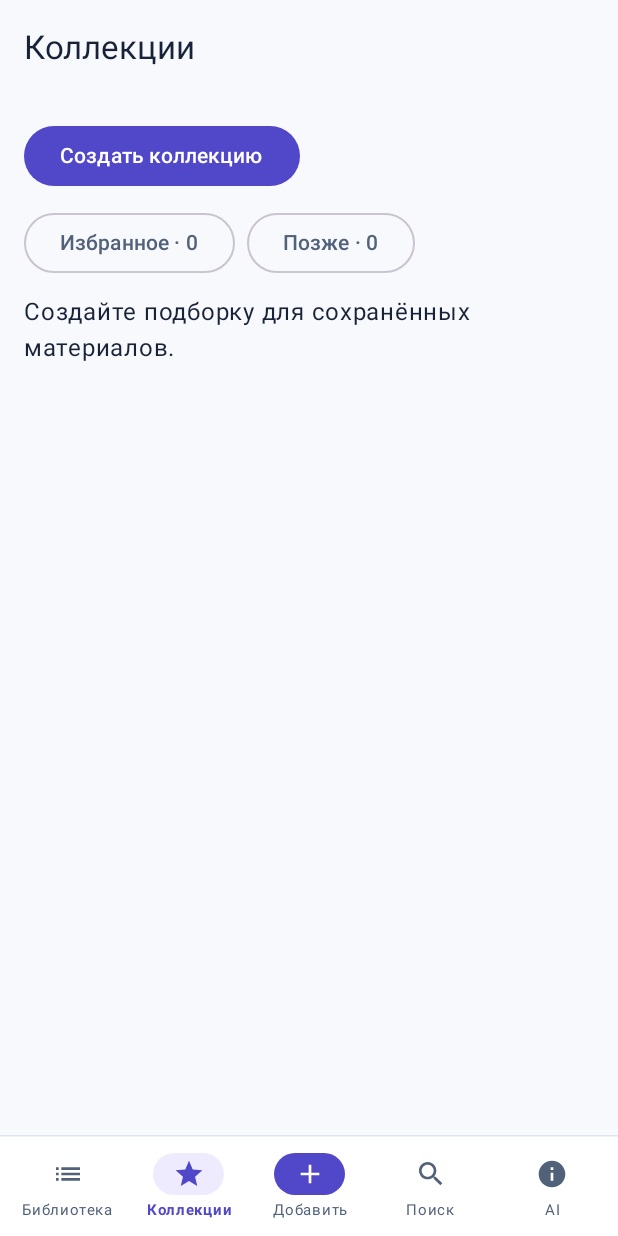
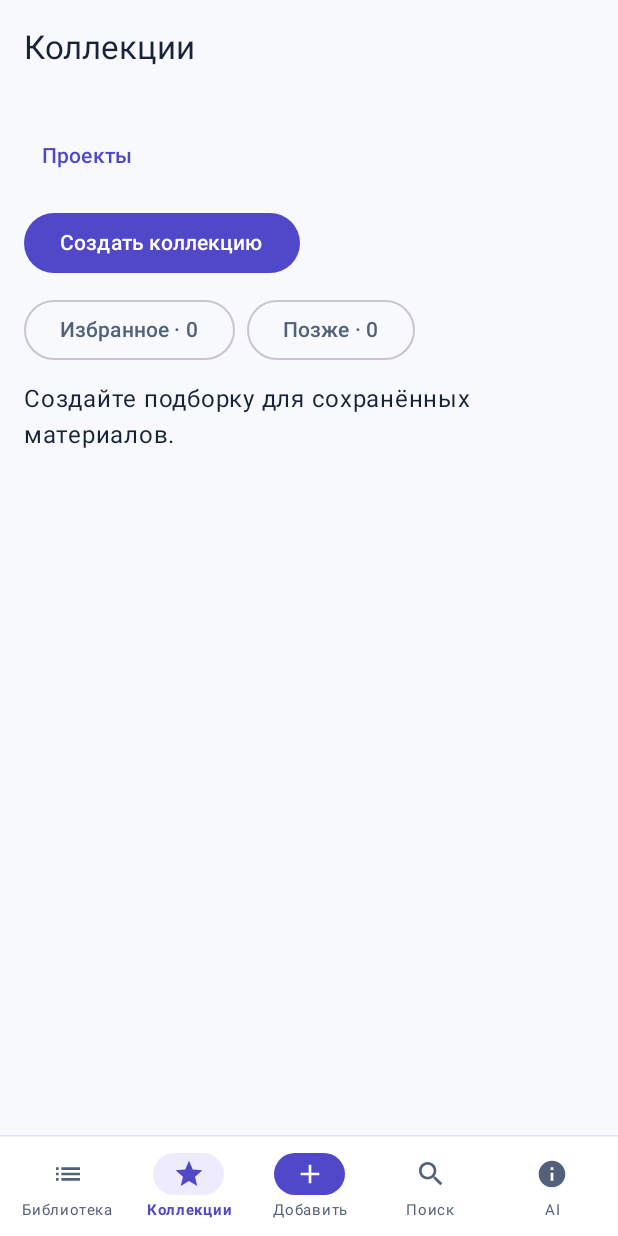
Before and after one commit to loftfull/new3, an Android app built with Jetpack Compose: the screen it shows after launch (MainActivity), item 2 of the bottom bar chosen, on a phone screen of 412 x 824 dp. Run offline under Robolectric (Android 15) with nearby library versions, the phone set to English and light mode, and no system bars; our stand-ins replace Room's generated code; 1 statement that could not run was skipped.

Commit message:
Add local projects and library analytics

```diff
--- a/app/src/main/java/com/knowledgehub/app/LibraryOrganization.kt
+++ b/app/src/main/java/com/knowledgehub/app/LibraryOrganization.kt
@@ -31,8 +31,16 @@ internal fun CollectionLibrary(
     var selected by rememberSaveable { mutableStateOf<Long?>(null) }
     var systemList by rememberSaveable { mutableStateOf<String?>(null) }
     var creating by rememberSaveable { mutableStateOf(false) }
-    val clear = { selected = null; systemList = null; creating = false }
-    BackHandler(selected != null || systemList != null || creating, onBack = clear)
+    var projects by rememberSaveable { mutableStateOf(false) }
+    val clear = {
+        when {
+            selected != null -> selected = null
+            systemList != null -> systemList = null
+            creating -> creating = false
+            else -> projects = false
+        }
+    }
+    BackHandler(selected != null || systemList != null || creating || projects, onBack = clear)
     val entry = collections.firstOrNull { it.id == selected }
     if (entry != null) {
         CollectionContents(model, entry, materials, modifier, openMaterial, clear)
@@ -47,21 +55,38 @@ internal fun CollectionLibrary(
             if (list.isEmpty()) item { Text("В этой подборке пока нет материалов.") }
             items(list, key = { it.id }) { OpenMaterialRow(it, openMaterial) }
         } else {
-            item { Button(onClick = { creating = !creating }) { Text(if (creating) "Закрыть редактор" else "Создать коллекцию") } }
-            if (creating) item { CollectionEditor(model, sources) { id -> creating = false; selected = id } }
             item {
+                TextButton(onClick = { projects = !projects; creating = false }) {
+                    Text(if (projects) "Все коллекции" else "Проекты")
+                }
+            }
+            if (projects) item { Text("Проекты", style = MaterialTheme.typography.headlineSmall) }
+            item {
+                Button(onClick = { creating = !creating }) {
+                    Text(when {
+                        creating -> "Закрыть редактор"
+                        projects -> "Создать проект"
+                        else -> "Создать коллекцию"
+                    })
+                }
+            }
+            if (creating) item { CollectionEditor(model, sources, projects) { id -> creating = false; selected = id } }
+            if (!projects) item {
                 val favorites = materials.count { it.favorite }
                 Row(horizontalArrangement = Arrangement.spacedBy(8.dp)) {
                     OutlinedButton(onClick = { systemList = "Избранное" }) { Text("Избранное · $favorites") }
                     OutlinedButton(onClick = { systemList = "Прочитать позже" }) { Text("Позже · ${readLater.size}") }
                 }
             }
-            if (collections.isEmpty() && !creating) item { Text("Создайте подборку для сохранённых материалов.") }
-            items(collections, key = { it.id }) { collection ->
+            val shown = collections.filter { (it.kind == CollectionKind.PROJECT) == projects }
+            if (shown.isEmpty() && !creating) item {
+                Text(if (projects) "Добавьте первый проект для работы с материалами." else "Создайте подборку для сохранённых материалов.")
+            }
+            items(shown, key = { it.id }) { collection ->
                 OutlinedCard(onClick = { selected = collection.id }, modifier = Modifier.fillMaxWidth()) {
                     Column(Modifier.padding(16.dp)) {
                         Text(collection.name, style = MaterialTheme.typography.titleMedium)
-                        Text(collection.source ?: "Ручная коллекция")
+                        Text(if (collection.kind == CollectionKind.PROJECT) "Проект" else collection.source ?: "Ручная коллекция")
                     }
                 }
             }
@@ -70,15 +95,15 @@ internal fun CollectionLibrary(
 }
 
 @Composable
-private fun CollectionEditor(model: LibraryModel, sources: List<String>, onCreated: (Long) -> Unit) {
+private fun CollectionEditor(model: LibraryModel, sources: List<String>, project: Boolean, onCreated: (Long) -> Unit) {
     var name by rememberSaveable { mutableStateOf("") }
     var source by rememberSaveable { mutableStateOf<String?>(null) }
     var choosingSource by remember { mutableStateOf(false) }
     Column(verticalArrangement = Arrangement.spacedBy(8.dp)) {
-        OutlinedTextField(value = name, onValueChange = { name = it }, label = { Text("Название коллекции") }, singleLine = true,
+        OutlinedTextField(value = name, onValueChange = { name = it }, label = { Text(if (project) "Название проекта" else "Название коллекции") }, singleLine = true,
             modifier = Modifier.fillMaxWidth())
-        Text(if (source == null) "Ручная коллекция" else "Умная коллекция по источнику")
-        if (sources.isNotEmpty()) Box {
+        if (!project) Text(if (source == null) "Ручная коллекция" else "Умная коллекция по источнику")
+        if (!project && sources.isNotEmpty()) Box {
             OutlinedButton(onClick = { choosingSource = true }) { Text(source ?: "Выбрать источник") }
             DropdownMenu(expanded = choosingSource, onDismissRequest = { choosingSource = false }) {
                 DropdownMenuItem(text = { Text("Ручная коллекция") }, onClick = {
@@ -97,10 +122,14 @@ private fun CollectionEditor(model: LibraryModel, sources: List<String>, onCreat
             val chosen = source
             val title = name
             model.libraryUpdate {
-                val result = if (chosen == null) createManualCollection(title) else createSourceCollection(title, chosen)
+                val result = when {
+                    project -> createProject(title)
+                    chosen == null -> createManualCollection(title)
+                    else -> createSourceCollection(title, chosen)
+                }
                 onCreated(result.id)
             }
-        }) { Text("Сохранить коллекцию") }
+        }) { Text(if (project) "Сохранить проект" else "Сохранить коллекцию") }
     }
 }
 
@@ -117,9 +146,9 @@ private fun CollectionContents(
     var editing by rememberSaveable(entry.id) { mutableStateOf(false) }
     val ids = remember(members) { members.mapTo(mutableSetOf()) { it.id } }
     LazyColumn(modifier, contentPadding = PaddingValues(16.dp), verticalArrangement = Arrangement.spacedBy(10.dp)) {
-        item { TextButton(onClick = back) { Text("К коллекциям") } }
+        item { TextButton(onClick = back) { Text(if (entry.kind == CollectionKind.PROJECT) "К проектам" else "К коллекциям") } }
         item { Text(entry.name, style = MaterialTheme.typography.headlineSmall) }
-        if (entry.kind == CollectionKind.MANUAL) item {
+        if (entry.kind != CollectionKind.SMART_SOURCE) item {
             OutlinedButton(onClick = { editing = !editing }) { Text(if (editing) "Готово" else "Редактировать состав") }
         }
         if (editing) items(materials, key = { it.id }) { item ->
--- a/app/src/main/java/com/knowledgehub/app/MainActivity.kt
+++ b/app/src/main/java/com/knowledgehub/app/MainActivity.kt
@@ -199,7 +199,7 @@ private enum class Destination(val title: String, val icon: ImageVector) {
 }
 
 private enum class LibraryPage(val title: String) {
-    Recent("Библиотека"), All("Все материалы"), Profile("Профиль и настройки"),
+    Recent("Библиотека"), All("Все материалы"), Profile("Профиль и настройки"), Analytics("Аналитика"),
 }
 
 @OptIn(ExperimentalMaterial3Api::class)
@@ -252,6 +252,7 @@ private fun LibraryApp(model: LibraryModel) {
                 materialPath = ArrayList(materialPath.dropLast(1))
             }
             tab != Destination.Library -> tab = Destination.Library
+            libraryPage == LibraryPage.Analytics -> libraryPage = LibraryPage.Profile
             else -> libraryPage = LibraryPage.Recent
         }
     }
@@ -316,7 +317,10 @@ private fun LibraryApp(model: LibraryModel) {
                 CollectionLibrary(model, all.orEmpty(), body, ::openMaterial)
             }
             tab == Destination.Ai -> ProcessingQueue(all, processing, body, ::openMaterial, model::retryProcessing)
-            libraryPage == LibraryPage.Profile -> LocalProfile(all?.size, body, model::exportLibrary)
+            libraryPage == LibraryPage.Profile -> LocalProfile(all?.size, body, model::exportLibrary) {
+                libraryPage = LibraryPage.Analytics
+            }
+            libraryPage == LibraryPage.Analytics -> LocalAnalytics(all, processing, body)
             else -> LibraryList(
                 entries = all,
                 filter = libraryFilter,
--- a/app/src/main/java/com/knowledgehub/app/RecentLibrary.kt
+++ b/app/src/main/java/com/knowledgehub/app/RecentLibrary.kt
@@ -271,7 +271,7 @@ private fun MaterialRow(material: Material, onOpen: () -> Unit) {
 }
 
 @Composable
-internal fun LocalProfile(count: Int?, modifier: Modifier = Modifier, export: (Uri) -> Unit) {
+internal fun LocalProfile(count: Int?, modifier: Modifier, export: (Uri) -> Unit, analytics: () -> Unit) {
     val context = LocalContext.current
     val createDocument = rememberLauncherForActivityResult(ActivityResultContracts.CreateDocument("application/json")) {
         it?.let(export)
@@ -284,6 +284,7 @@ internal fun LocalProfile(count: Int?, modifier: Modifier = Modifier, export: (U
         }
         item { Text("Материалы хранятся на этом устройстве и доступны без сети.") }
         if (count != null) item { Text(pluralStringResource(R.plurals.library_material_count, count, count)) }
+        item { OutlinedButton(onClick = analytics) { Text("Аналитика библиотеки") } }
         item {
             Column(verticalArrangement = Arrangement.spacedBy(6.dp)) {
                 OutlinedButton(onClick = { createDocument.launch("knowledge-hub-library.json") }) {
--- a/core/src/main/kotlin/com/knowledgehub/core/LibraryOrganization.kt
+++ b/core/src/main/kotlin/com/knowledgehub/core/LibraryOrganization.kt
@@ -5,7 +5,7 @@ import androidx.room.ForeignKey
 import androidx.room.Index
 import androidx.room.PrimaryKey
 
-enum class CollectionKind { MANUAL, SMART_SOURCE }
+enum class CollectionKind { MANUAL, SMART_SOURCE, PROJECT }
 enum class LabelKind { TOPIC, TAG }
 enum class LibraryOrder { NEWEST_FIRST, OLDEST_FIRST }
 
--- a/core/src/main/kotlin/com/knowledgehub/core/OrganizationDao.kt
+++ b/core/src/main/kotlin/com/knowledgehub/core/OrganizationDao.kt
@@ -24,7 +24,7 @@ internal interface OrganizationDao {
         """SELECT materials.* FROM library_collections
            JOIN collection_memberships ON collection_memberships.collectionId = library_collections.id
            JOIN materials ON materials.id = collection_memberships.materialId
-           WHERE library_collections.id = :id AND library_collections.kind = 'MANUAL'
+           WHERE library_collections.id = :id AND library_collections.kind IN ('MANUAL', 'PROJECT')
            UNION ALL
            SELECT materials.* FROM library_collections
            JOIN materials ON materials.source = library_collections.source
```
Also changed, not shown: app/src/main/java/com/knowledgehub/app/LocalAnalytics.kt (added, +49 -0 lines), core/src/main/kotlin/com/knowledgehub/core/CaptureRepository.kt (+6 -2 lines), 2 other files.
